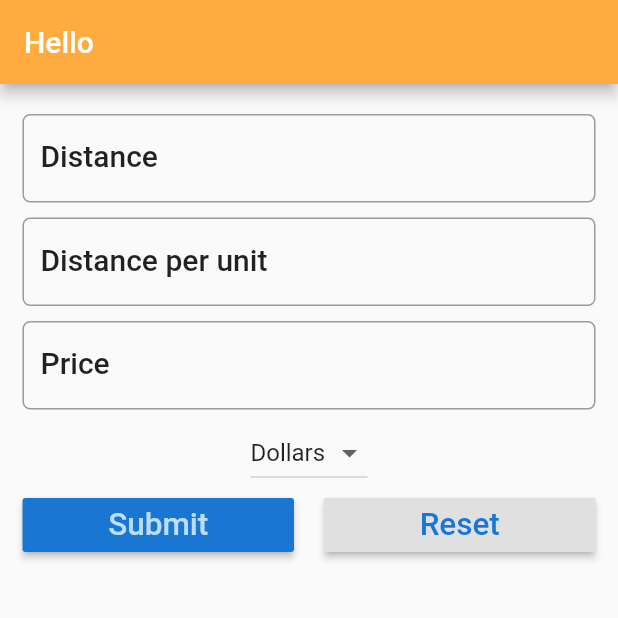
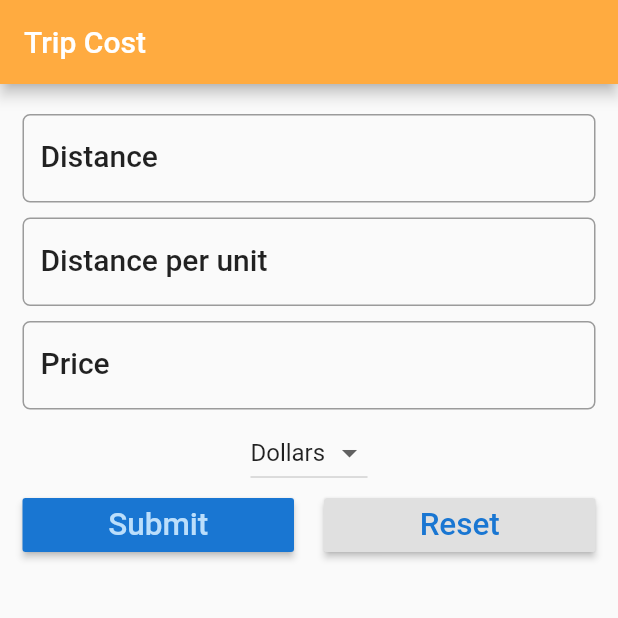
Before and after one commit to debasish117/flutter_trip_cost_calcy, a Flutter app: the screen it shows after launch, on a phone screen of 412 x 824 dp, the top half of it. Run offline on Flutter 3.47's test engine with Material 2 defaults, Android fonts, the phone set to English and light mode, and no system bars.

Commit message:
git initialize

```diff
--- a/lib/main.dart
+++ b/lib/main.dart
@@ -34,7 +34,7 @@ class _FuelFormState extends State<FuelForm> {
     TextStyle textStyle = Theme.of(context).textTheme.title;
     return Scaffold(
       appBar: AppBar(
-        title: Text("Hello"),
+        title: Text("Trip Cost"),
         backgroundColor: Colors.orangeAccent,
       ),
       body: Container(
```
